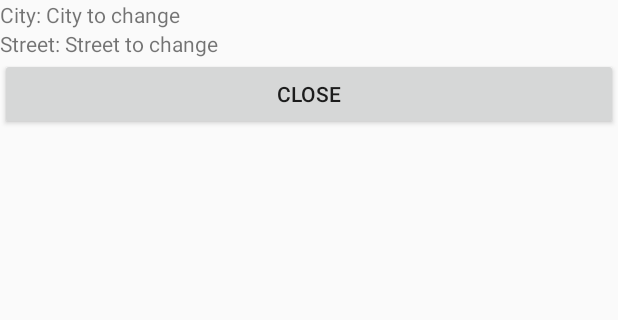
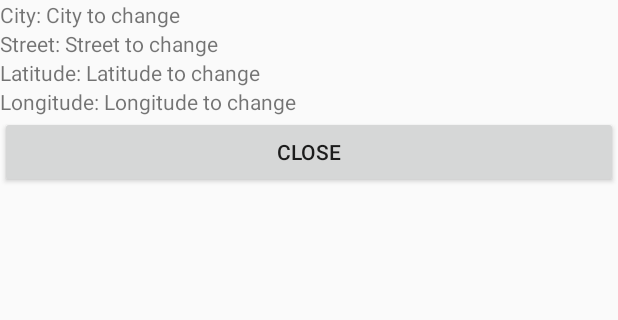
Before and after one commit to ISMIN-Design-Of-Mobile-Application/open-data-android-app-martinc278, an Android app: the StarbucksDetailsActivity screen opened directly, with no data from a screen before it, on a phone screen of 412 x 824 dp, the part 516-836 px from its top. Run offline under Robolectric (Android 15) with nearby library versions, the phone set to English and light mode, and no system bars; 5 statements that could not run were skipped.

Commit message:
pins on maps for starbucks locations

```diff
--- a/app/src/main/java/com/ismin/opendataapp/MainActivity.kt
+++ b/app/src/main/java/com/ismin/opendataapp/MainActivity.kt
@@ -107,7 +107,7 @@ class MainActivity : AppCompatActivity(),
     }
 
     fun displayStarbucksList() {
-        val test: Starbucks = Starbucks("NYC", "5th ave")
+        val test: Starbucks = Starbucks("NYC", "5th ave", 40.7128, 74.0060)
         starbucksTable.add(test)
         val fragmentTransaction = supportFragmentManager.beginTransaction()
         val fragment = displayListStarbucksFragment()
@@ -133,6 +133,10 @@ class MainActivity : AppCompatActivity(),
         val fragmentTransaction = supportFragmentManager.beginTransaction()
         val fragment = MapsFragment()
 
+        val bundle = Bundle()
+        bundle.putSerializable("starbucks", starbucksTable)
+        fragment.arguments = bundle
+
         fragmentTransaction.replace(R.id.fragment_space, fragment)
         fragmentTransaction.commit()
     }
--- a/app/src/main/java/com/ismin/opendataapp/Starbucks.kt
+++ b/app/src/main/java/com/ismin/opendataapp/Starbucks.kt
@@ -6,7 +6,7 @@ import com.google.gson.annotations.SerializedName
 import java.io.Serializable
 
 @Entity
-data class Starbucks(val city:String, @SerializedName("street_combined")  val street:String): Serializable {
+data class Starbucks(val city:String, @SerializedName("street_combined")  val street:String, val latitude:Double, val longitude:Double): Serializable {
     @PrimaryKey(autoGenerate = true)
     var id: Int = 0
 }
--- a/app/src/main/java/com/ismin/opendataapp/StarbucksDetailsActivity.kt
+++ b/app/src/main/java/com/ismin/opendataapp/StarbucksDetailsActivity.kt
@@ -20,6 +20,8 @@ class StarbucksDetailsActivity : AppCompatActivity() {
         val starbucksToDisplay: Starbucks = getIntent().getSerializableExtra(STARBUCK_DETAIL_EXTRA_KEY) as Starbucks
         findViewById<TextView>(R.id.a_starbucks_details_cityToChange).text = starbucksToDisplay.city
         findViewById<TextView>(R.id.a_starbucks_details_streetToChange).text = starbucksToDisplay.street
+        findViewById<TextView>(R.id.a_starbucks_details_latitudeToChange).text = starbucksToDisplay.latitude.toString()
+        findViewById<TextView>(R.id.a_starbucks_details_longitudeToChange).text = starbucksToDisplay.longitude.toString()
     }
 
     fun stopActivityAndReturnResult(view : View) {
--- a/app/src/main/java/com/ismin/opendataapp/displayListStarbucksFragment.kt
+++ b/app/src/main/java/com/ismin/opendataapp/displayListStarbucksFragment.kt
@@ -24,7 +24,7 @@ const val STARBUCKS_DETAILS__REQUEST_CODE = "1"
 class displayListStarbucksFragment : Fragment() {
     private lateinit var recyclerView: RecyclerView
     private var listener: displayListStarbucksFragmentInteractionListener? = null
-    private var starbucksTable: ArrayList<Starbucks> = arrayListOf();
+    private var starbucksTable: ArrayList<Starbucks> = arrayListOf()
 
     override fun onCreateView(
         inflater: LayoutInflater, container: ViewGroup?,
--- a/app/src/main/res/layout/activity_starbucks_details.xml
+++ b/app/src/main/res/layout/activity_starbucks_details.xml
@@ -46,6 +46,40 @@
 
     </LinearLayout>
 
+    <LinearLayout
+        android:layout_width="match_parent"
+        android:layout_height="wrap_content"
+        android:orientation="horizontal">
+
+        <TextView
+            android:layout_width="wrap_content"
+            android:layout_height="match_parent"
+            android:text="Latitude: "/>
+        <TextView
+            android:id="@+id/a_starbucks_details_latitudeToChange"
+            android:layout_width="wrap_content"
+            android:layout_height="match_parent"
+            android:text="Latitude to change "/>
+
+    </LinearLayout>
+
+    <LinearLayout
+        android:layout_width="match_parent"
+        android:layout_height="wrap_content"
+        android:orientation="horizontal">
+
+        <TextView
+            android:layout_width="wrap_content"
+            android:layout_height="match_parent"
+            android:text="Longitude: "/>
+        <TextView
+            android:id="@+id/a_starbucks_details_longitudeToChange"
+            android:layout_width="wrap_content"
+            android:layout_height="match_parent"
+            android:text="Longitude to change "/>
+
+    </LinearLayout>
+
     <Button
         android:id="@+id/a_starbucks_details_close"
         android:layout_width="match_parent"
```
Also changed, not shown: app/src/main/java/com/ismin/opendataapp/MapsFragment.kt (+10 -0 lines).
